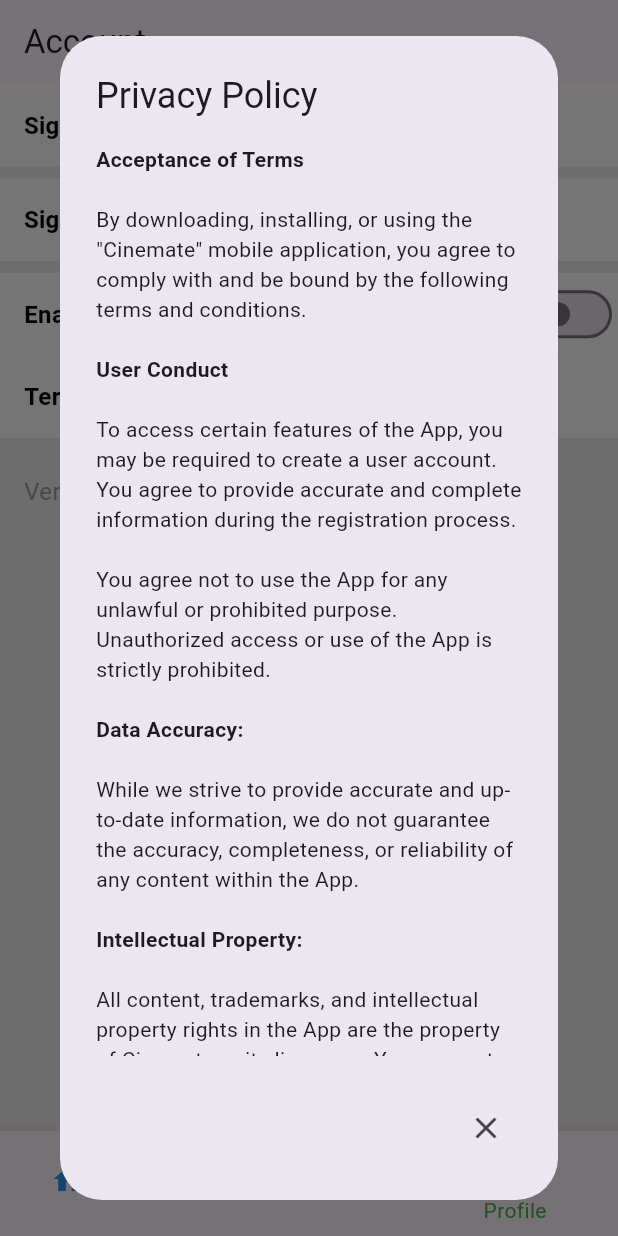
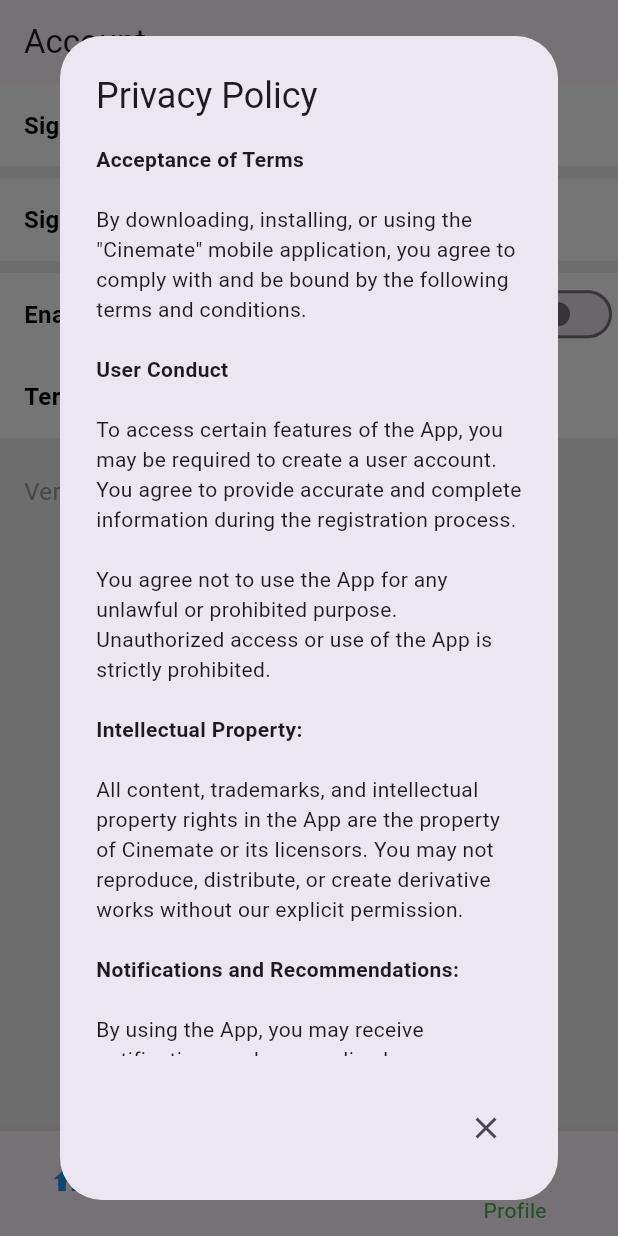
Before and after one commit to Thanushan925/cinemate, a Flutter app: the screen it shows after launch, item 4 of the bottom bar chosen, after a tap on the "info" icon, on a phone screen of 412 x 824 dp. Run offline on Flutter 3.47's test engine with Material 3 defaults, Android fonts, the phone set to English and light mode, and no system bars; our stand-ins replace cloud_firestore, connectivity_plus, firebase_core, flutter_local_notifications, flutter_map, geolocator and 5 more; accounts and stored records are empty; network calls fail.

Commit message:
Account terms changes

```diff
--- a/final_app/lib/main.dart
+++ b/final_app/lib/main.dart
@@ -21,11 +21,9 @@ class MyApp extends StatelessWidget {
           if (savedTheme == 'light_theme') {
             // change the theme to light for browsing page
             ThemeManager.setTheme(ThemeData.light());
-          }
-          else {
+          } else {
             ThemeManager.setTheme(ThemeData.dark());
           }
-
         }
       },
       themes: <AppTheme>[
--- a/final_app/lib/ui/account_page.dart
+++ b/final_app/lib/ui/account_page.dart
@@ -334,15 +334,6 @@ class AccountPageState extends State<AccountPage> with WidgetsBindingObserver {
                                           '\n\nYou agree not to use the App for any unlawful or prohibited purpose. Unauthorized access or use of the App is strictly prohibited.',
                                     ),
                                     TextSpan(
-                                      text: '\n\nData Accuracy:',
-                                      style: TextStyle(
-                                          fontWeight: FontWeight.bold),
-                                    ),
-                                    TextSpan(
-                                      text:
-                                          '\n\nWhile we strive to provide accurate and up-to-date information, we do not guarantee the accuracy, completeness, or reliability of any content within the App.',
-                                    ),
-                                    TextSpan(
                                       text: '\n\nIntellectual Property:',
                                       style: TextStyle(
                                           fontWeight: FontWeight.bold),
```
